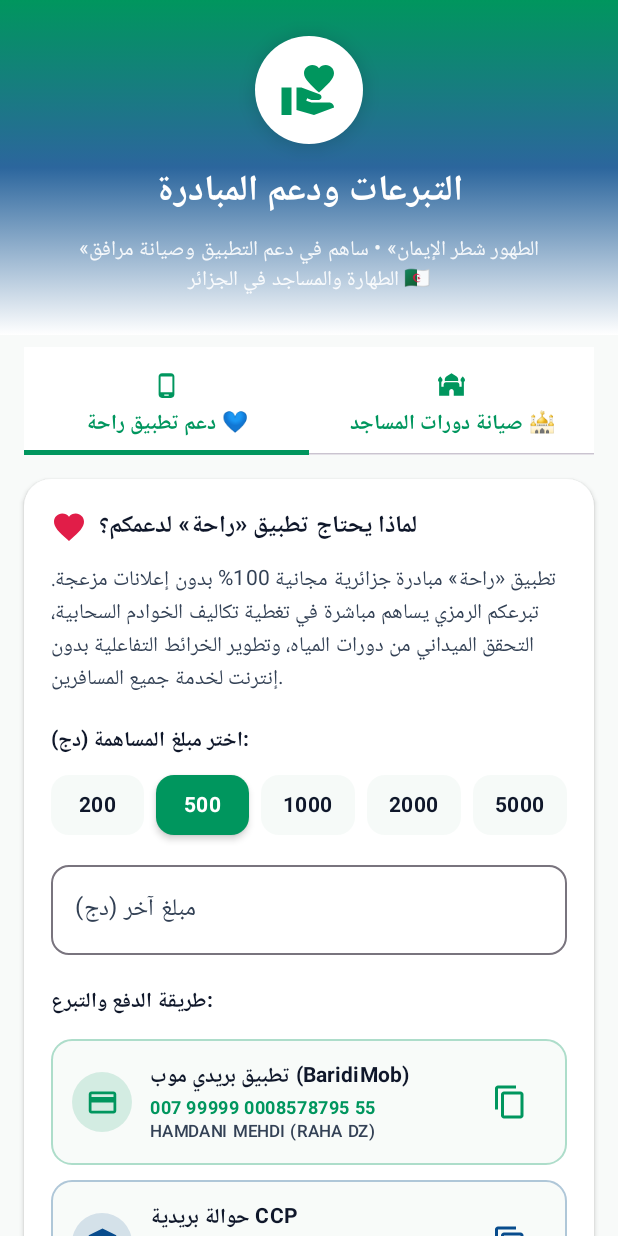
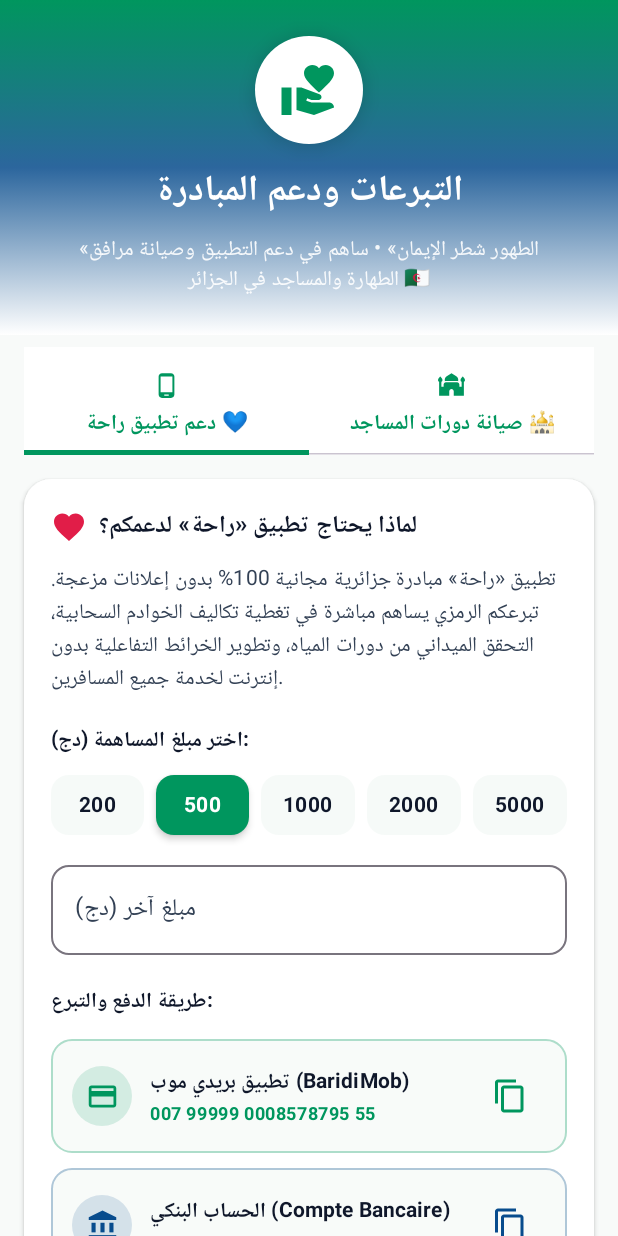
Before and after one commit to mehdihamdani/-, an Android app built with Jetpack Compose: the composable DonationsScreen shown on its own in the app's theme, on a phone screen of 412 x 824 dp. Run offline under Robolectric (Android 15) with nearby library versions, the light colour scheme and no system bars.

Commit message:
refactor: tighten security and sanitize inputs
- Disable backup and cleartext traffic in manifest
- Add input sanitization and range validation for repository data
- Update donation payment methods
- Strengthen Firestore security rules for admin privileges and user creation

```diff
--- a/app/src/main/AndroidManifest.xml
+++ b/app/src/main/AndroidManifest.xml
@@ -13,9 +13,10 @@
         android:required="false" />
 
     <application
-        android:allowBackup="true"
+        android:allowBackup="false"
         android:dataExtractionRules="@xml/data_extraction_rules"
         android:fullBackupContent="@xml/backup_rules"
+        android:usesCleartextTraffic="false"
         android:icon="@mipmap/ic_launcher"
         android:label="@string/app_name"
         android:roundIcon="@mipmap/ic_launcher_round"
--- a/app/src/main/java/com/example/data/repository/RestroomRepository.kt
+++ b/app/src/main/java/com/example/data/repository/RestroomRepository.kt
@@ -162,10 +162,10 @@
     ): Long = withContext(Dispatchers.IO) {
         val review = ReviewEntity(
             restroomId = restroomId,
-            authorName = authorName.ifBlank { "مواطن" },
+            authorName = authorName.trim().take(100).ifBlank { "مواطن" },
             rating = rating.coerceIn(1.0f, 5.0f),
             cleanlinessRating = cleanlinessRating.coerceIn(1.0f, 5.0f),
-            comment = comment.trim(),
+            comment = comment.trim().take(1000),
             hasWaterAvailable = hasWaterAvailable,
             hasSoapPaper = hasSoapPaper,
             imageUri = imageUri,
--- a/app/src/main/java/com/example/ui/screens/DonationsScreen.kt
+++ b/app/src/main/java/com/example/ui/screens/DonationsScreen.kt
@@ -407,10 +407,9 @@
 
                         Spacer(modifier = Modifier.height(12.dp))
 
-                        // BaridiMob Option Card
+                        // BaridiMob Option Card (no name displayed)
                         PaymentMethodCard(
                             title = AppStrings.baridiMobTitle(currentLanguage),
-                            accountHolder = "HAMDANI MEHDI (RAHA DZ)",
                             identifier = "007 99999 0008578795 55",
                             codeType = "RIP BaridiMob",
                             icon = Icons.Default.CreditCard,
@@ -420,15 +419,14 @@
 
                         Spacer(modifier = Modifier.height(10.dp))
 
-                        // CCP Option Card
+                        // Bank Account Option Card (replacing CCP)
                         PaymentMethodCard(
-                            title = AppStrings.ccpTitle(currentLanguage),
-                            accountHolder = "HAMDANI MEHDI - Alger",
-                            identifier = "CCP: 8578795 / Clé 44",
-                            codeType = "CCP",
+                            title = AppStrings.bankAccountTitle(currentLanguage),
+                            identifier = "4159991208",
+                            codeType = "Bank Account",
                             icon = Icons.Default.AccountBalance,
                             accentColor = Color(0xFF084C8D),
-                            onCopy = { copyToClipboard("CCP", "8578795 Clé 44") }
+                            onCopy = { copyToClipboard("Compte Bancaire", "4159991208") }
                         )
 
                         Spacer(modifier = Modifier.height(18.dp))
@@ -674,7 +672,7 @@
 @Composable
 private fun PaymentMethodCard(
     title: String,
-    accountHolder: String,
+    accountHolder: String? = null,
     identifier: String,
     codeType: String,
     icon: androidx.compose.ui.graphics.vector.ImageVector,
@@ -711,7 +709,9 @@
                 Column {
                     Text(text = title, style = MaterialTheme.typography.titleSmall.copy(fontWeight = FontWeight.Bold))
                     Text(text = identifier, style = MaterialTheme.typography.bodySmall.copy(fontWeight = FontWeight.Bold), color = accentColor)
-                    Text(text = accountHolder, style = MaterialTheme.typography.labelSmall, color = MaterialTheme.colorScheme.onSurfaceVariant)
+                    if (!accountHolder.isNullOrBlank()) {
+                        Text(text = accountHolder, style = MaterialTheme.typography.labelSmall, color = MaterialTheme.colorScheme.onSurfaceVariant)
+                    }
                 }
             }
 
--- a/app/src/main/java/com/example/util/AppStrings.kt
+++ b/app/src/main/java/com/example/util/AppStrings.kt
@@ -924,6 +924,18 @@
         AppLanguage.EN -> "Instant transfer via Algerian RIP"
     }
 
+    fun bankAccountTitle(lang: AppLanguage): String = when (lang) {
+        AppLanguage.AR -> "الحساب البنكي (Compte Bancaire)"
+        AppLanguage.FR -> "Compte Bancaire"
+        AppLanguage.EN -> "Bank Account"
+    }
+
+    fun bankAccountSub(lang: AppLanguage): String = when (lang) {
+        AppLanguage.AR -> "تحويل بنكي مباشر"
+        AppLanguage.FR -> "Virement bancaire direct"
+        AppLanguage.EN -> "Direct bank transfer"
+    }
+
     fun ccpTitle(lang: AppLanguage): String = when (lang) {
         AppLanguage.AR -> "حوالة بريدية CCP"
         AppLanguage.FR -> "Virement postal CCP"
```
Also changed, not shown: app/src/main/java/com/example/data/repository/FirestoreRestroomRepository.kt (+13 -13 lines), app/src/main/java/com/example/ui/components/MosqueAccountReviewDialog.kt (+9 -3 lines), 1 other file.
